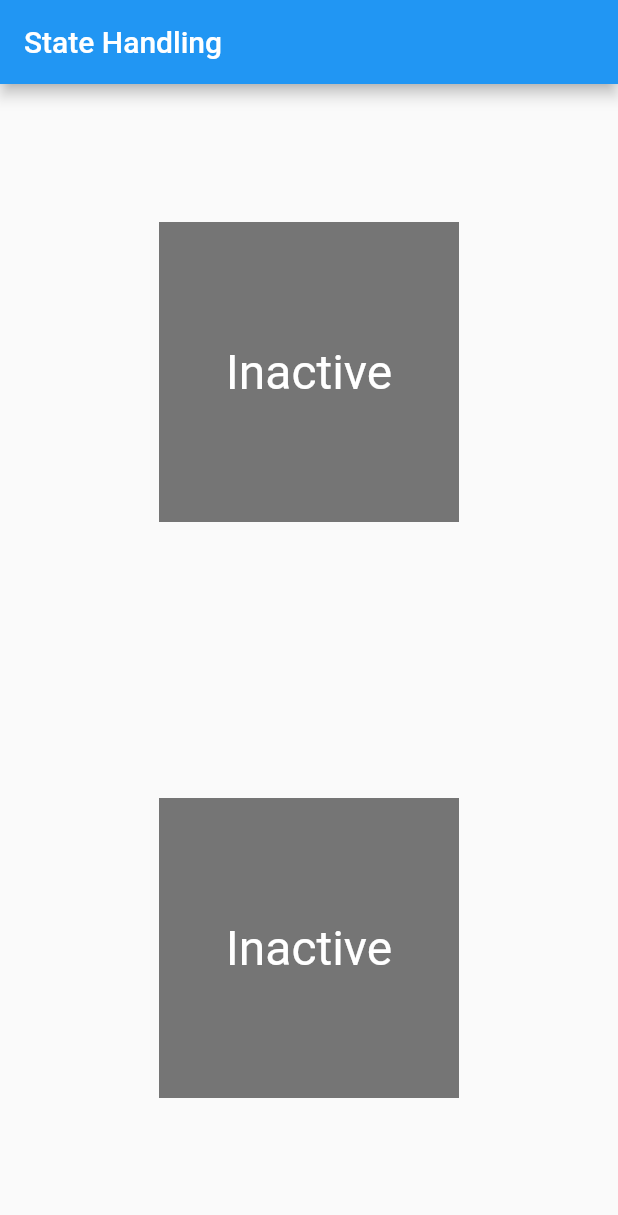
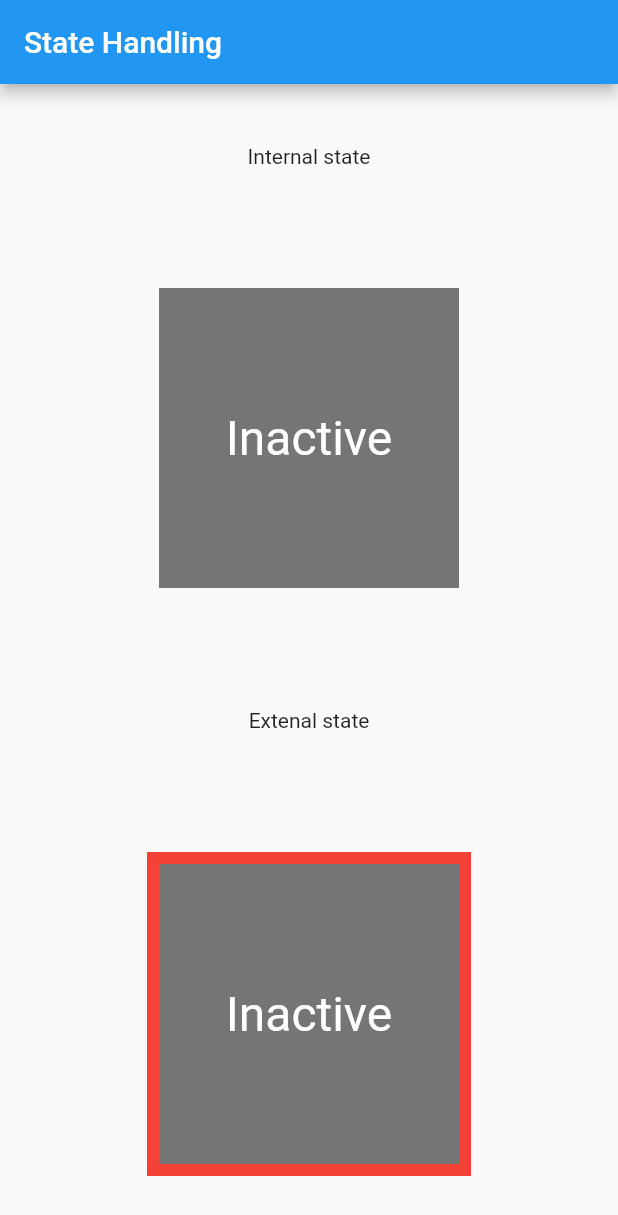
Before and after one commit to EjemplosMisionTic2022/ejemplos_state_widgets, a Flutter app: the screen it shows after launch, on a phone screen of 412 x 824 dp. Shown: the top 1215 px of the screen. Run offline on Flutter 3.47's test engine with Material 2 defaults, Android fonts, the phone set to English and light mode, and no system bars.

Commit message:
Add text descriptors

```diff
--- a/simple_tapbox/lib/external_state_management.dart
+++ b/simple_tapbox/lib/external_state_management.dart
@@ -20,9 +20,15 @@ class _ExternalStateManagementState extends State<ExternalStateManagement> {
   @override
   Widget build(BuildContext context) {
     return SizedBox(
-      child: TapboxB(
-        active: _active,
-        onChanged: _handleTapboxChanged,
+      child: Container(
+        color: Colors.red,
+        child: Padding(
+          padding: const EdgeInsets.all(8.0),
+          child: TapboxB(
+            active: _active,
+            onChanged: _handleTapboxChanged,
+          ),
+        ),
       ),
     );
   }
--- a/simple_tapbox/lib/main.dart
+++ b/simple_tapbox/lib/main.dart
@@ -32,7 +32,12 @@ class TabBoxes extends StatelessWidget {
     return Center(
       child: Column(
         mainAxisAlignment: MainAxisAlignment.spaceAround,
-        children: [InternalStateManagement(), ExternalStateManagement()],
+        children: [
+          Text('Internal state'),
+          InternalStateManagement(),
+          Text('Extenal state'),
+          ExternalStateManagement()
+        ],
       ),
     );
   }
```
